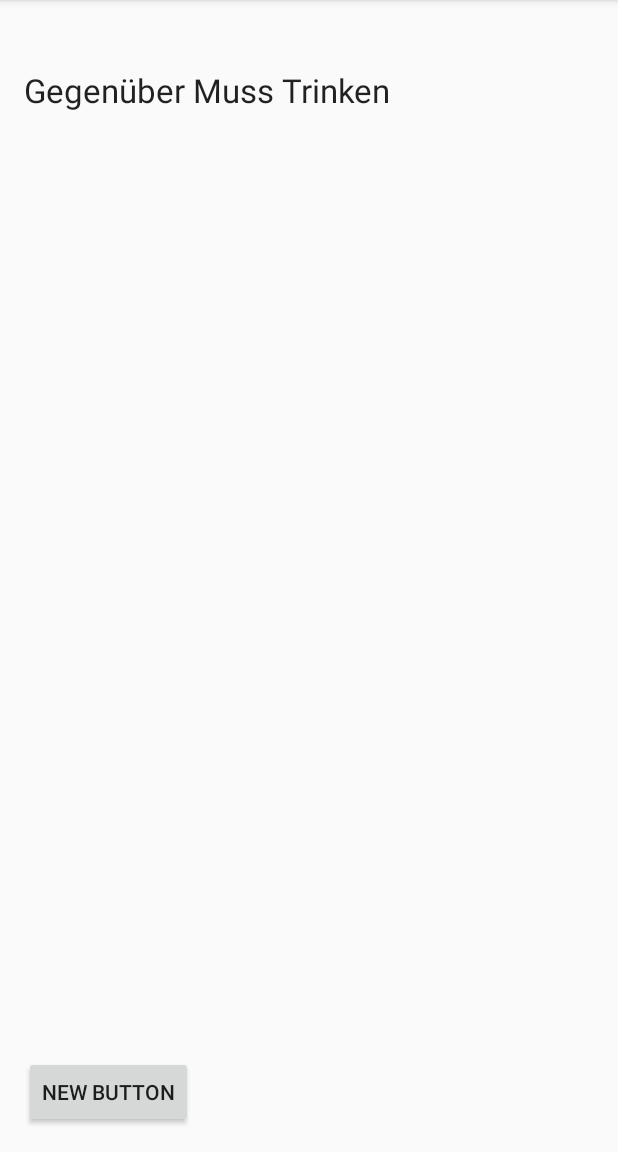
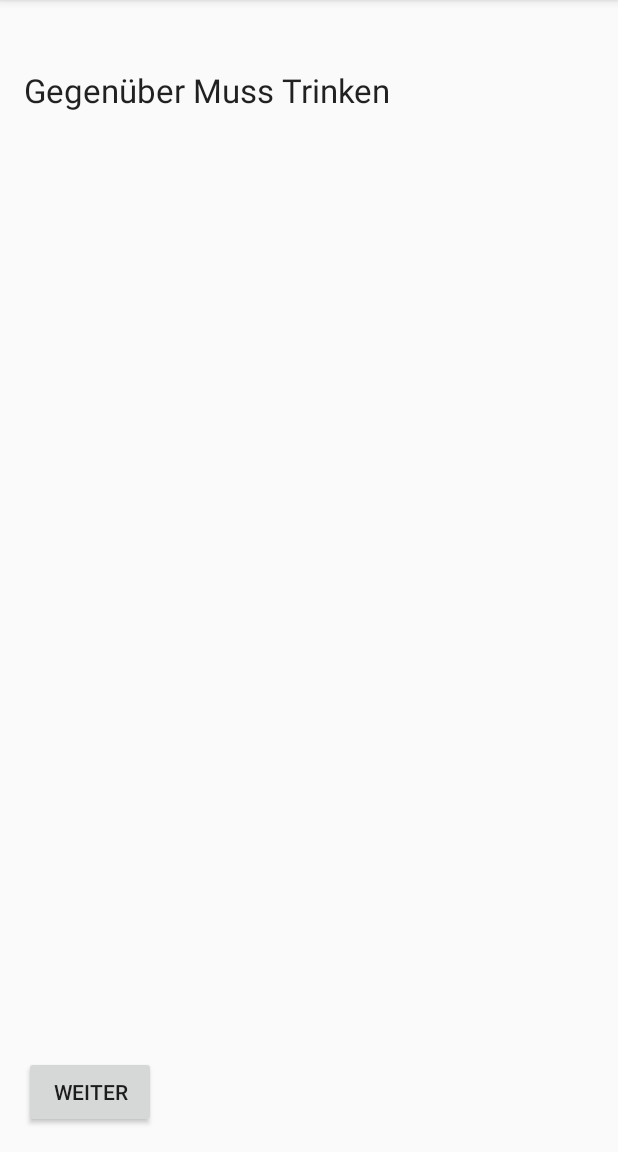
Before and after one commit to meganoob1337/DIY-Hangover2, an Android app: the GameActivity screen opened directly, with no data from a screen before it, on a phone screen of 412 x 824 dp, the part 84-1236 px from its top. Run offline under Robolectric (Android 15) with nearby library versions, the phone set to English and light mode, and no system bars; 2 statements that could not run were skipped.

Commit message:
Leere Namen nichtmehr möglich  und dem weiterButton ein label gegeben anstatt " new Button"

```diff
--- a/DIY-Hangover/src/main/java/de/arnefeil/diyhangover/MainActivity.java
+++ b/DIY-Hangover/src/main/java/de/arnefeil/diyhangover/MainActivity.java
@@ -66,7 +66,11 @@ public class MainActivity extends ActionBarActivity {
     }
 
     private void addSpieler() {
+        if (!userName.getText().toString().equals(""))
+        {
+
         userList.add(userName.getText().toString());
+        }
         updateView();
 
     }
--- a/DIY-Hangover/src/main/res/layout/activity_game.xml
+++ b/DIY-Hangover/src/main/res/layout/activity_game.xml
@@ -30,7 +30,7 @@
     <Button
         android:layout_width="wrap_content"
         android:layout_height="wrap_content"
-        android:text="New Button"
+        android:text="Weiter"
         android:id="@+id/button"
         android:onClick="onClick"
         android:layout_alignParentBottom="true"
```
